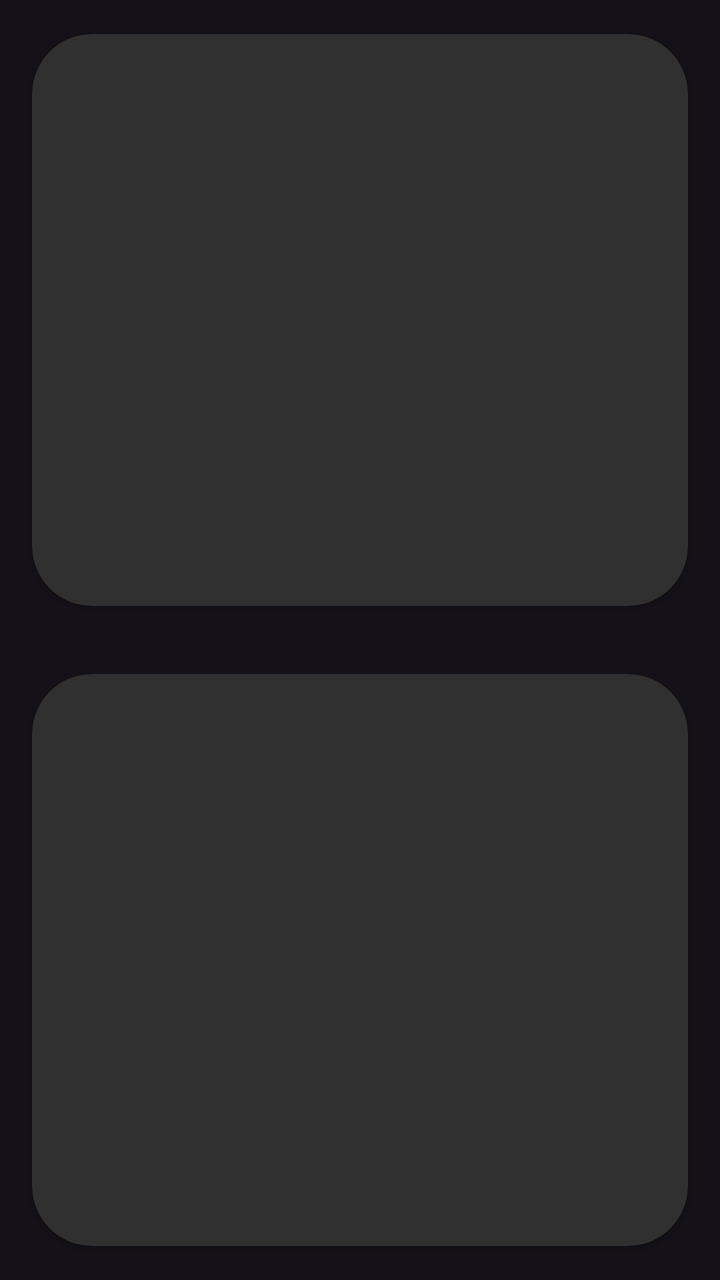
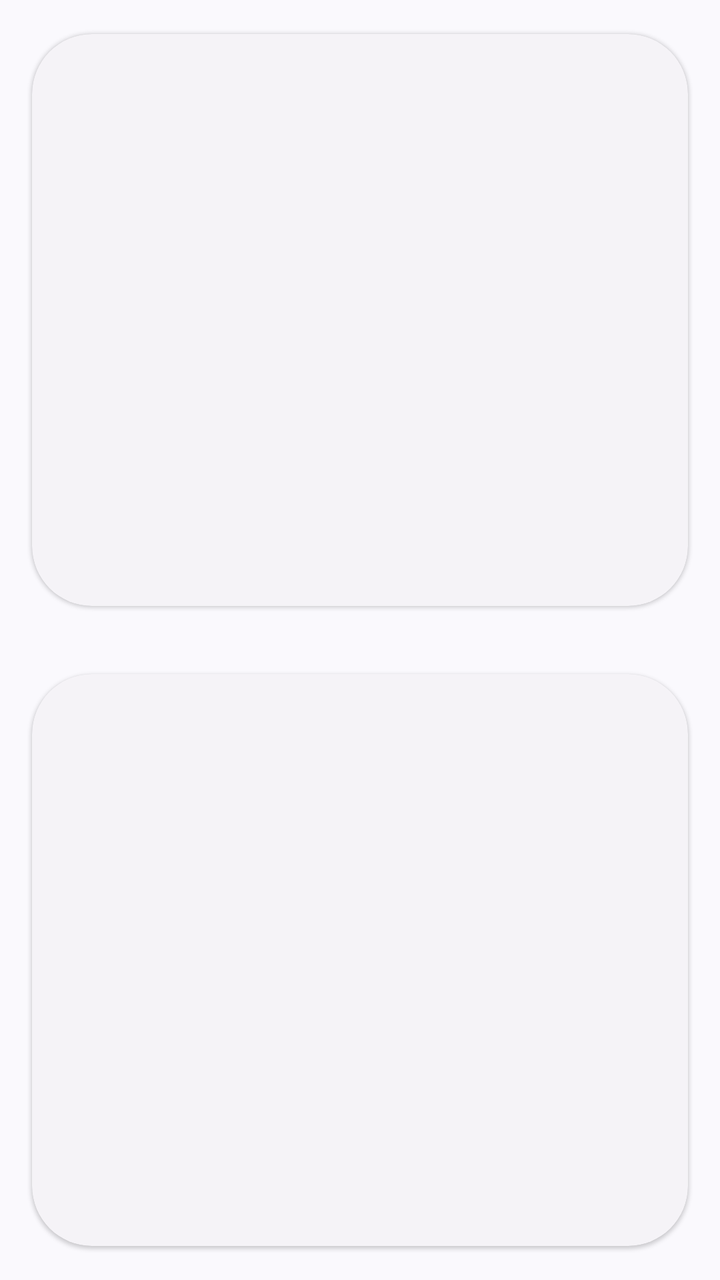

The first picture is an Android layout as it rendered before a commit; the second is the same layout after the commit. The layout source and the unified diff follow.
<!-- AndroidManifest.xml: application theme Theme.XtMapper -->
<!-- res/layout/activity_main_cmdview.xml -->
<?xml version="1.0" encoding="utf-8"?>
<androidx.constraintlayout.widget.ConstraintLayout xmlns:android="http://schemas.android.com/apk/res/android"
    xmlns:app="http://schemas.android.com/apk/res-auto"
    android:layout_width="match_parent"
    android:layout_height="match_parent"
    android:layout_margin="20dp">

    <androidx.constraintlayout.widget.Barrier
        android:id="@+id/barrier3"
        android:layout_width="wrap_content"
        android:layout_height="wrap_content"
        app:barrierDirection="top"
        app:constraint_referenced_ids="cardview1"
        app:layout_constraintTop_toTopOf="parent"
        app:layout_constraintBottom_toBottomOf="parent"/>

    <androidx.cardview.widget.CardView
        android:id="@+id/cardview1"
        android:layout_width="0dp"
        android:layout_height="0dp"
        android:layout_margin="5dp"
        app:cardBackgroundColor="@color/grey"
        app:cardCornerRadius="30dp"
        app:cardUseCompatPadding="true"
        app:layout_constraintBottom_toTopOf="@id/barrier3"
        app:layout_constraintEnd_toEndOf="parent"
        app:layout_constraintStart_toStartOf="parent"
        app:layout_constraintTop_toTopOf="parent">

        <TextView
            android:id="@+id/view1"
            android:layout_width="match_parent"
            android:layout_height="match_parent"
            android:layout_margin="20dp"
            android:gravity="bottom"
            android:textAppearance="@android:style/TextAppearance.Material.Large"
            android:textSize="16sp" />
    </androidx.cardview.widget.CardView>


    <androidx.cardview.widget.CardView
        android:id="@+id/cardview2"
        android:layout_width="0dp"
        android:layout_height="0dp"
        android:layout_margin="5dp"
        app:cardBackgroundColor="@color/grey"
        app:cardCornerRadius="30dp"
        app:cardUseCompatPadding="true"
        app:layout_constraintBottom_toBottomOf="parent"
        app:layout_constraintLeft_toLeftOf="parent"
        app:layout_constraintRight_toRightOf="parent"
        app:layout_constraintTop_toBottomOf="@id/barrier3">

        <TextView
            android:id="@+id/view2"
            android:layout_width="match_parent"
            android:layout_height="match_parent"
            android:layout_margin="20dp"
            android:fontFamily="monospace"
            android:gravity="bottom" />
    </androidx.cardview.widget.CardView>

</androidx.constraintlayout.widget.ConstraintLayout>
<!-- resources referenced by this layout -->
<resources>
  <color name="grey">#303030</color>
  <style name="Theme.XtMapper" parent="Theme.Material3.Dark"> </style>
</resources>

<!-- the commit's change to res/layout/activity_main_cmdview.xml (unified diff, before → after) -->
@@ -14,12 +14,12 @@
         app:layout_constraintTop_toTopOf="parent"
         app:layout_constraintBottom_toBottomOf="parent"/>
 
-    <androidx.cardview.widget.CardView
+    <com.google.android.material.card.MaterialCardView
+        style="@style/Widget.Material3.CardView.Elevated"
         android:id="@+id/cardview1"
         android:layout_width="0dp"
         android:layout_height="0dp"
         android:layout_margin="5dp"
-        app:cardBackgroundColor="@color/grey"
         app:cardCornerRadius="30dp"
         app:cardUseCompatPadding="true"
         app:layout_constraintBottom_toTopOf="@id/barrier3"
@@ -35,15 +35,15 @@
             android:gravity="bottom"
             android:textAppearance="@android:style/TextAppearance.Material.Large"
             android:textSize="16sp" />
-    </androidx.cardview.widget.CardView>
+    </com.google.android.material.card.MaterialCardView>
 
 
-    <androidx.cardview.widget.CardView
+    <com.google.android.material.card.MaterialCardView
+        style="@style/Widget.Material3.CardView.Elevated"
         android:id="@+id/cardview2"
         android:layout_width="0dp"
         android:layout_height="0dp"
         android:layout_margin="5dp"
-        app:cardBackgroundColor="@color/grey"
         app:cardCornerRadius="30dp"
         app:cardUseCompatPadding="true"
         app:layout_constraintBottom_toBottomOf="parent"
@@ -58,6 +58,6 @@
             android:layout_margin="20dp"
             android:fontFamily="monospace"
             android:gravity="bottom" />
-    </androidx.cardview.widget.CardView>
+    </com.google.android.material.card.MaterialCardView>
 
 </androidx.constraintlayout.widget.ConstraintLayout>
<!-- resource entries referenced after the edit -->
@@ -1,6 +1,5 @@
 <!-- resources referenced by this layout -->
 <resources>
-  <color name="grey">#303030</color>
-  <style name="Theme.XtMapper" parent="Theme.Material3.Dark"> </style>
+  <style name="Theme.XtMapper" parent="Theme.Material3.DynamicColors.DayNight"> </style>
 </resources>
 
